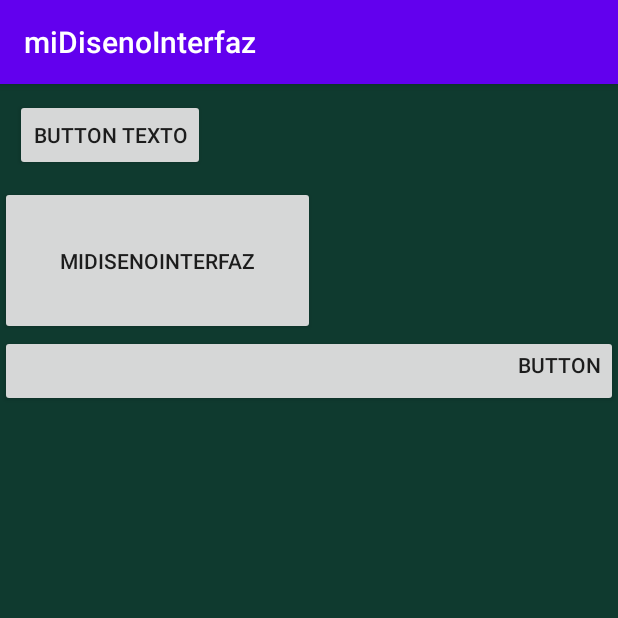
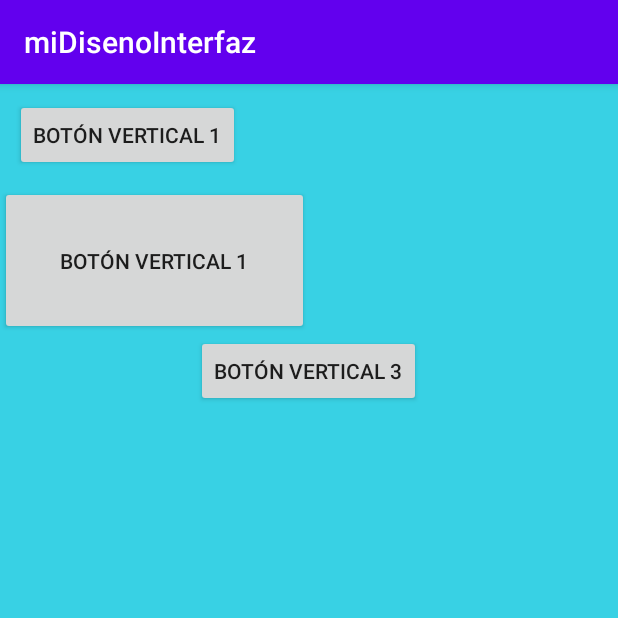
Before and after one commit to AlbertoAlvarezSanzW/miDisenoInterfaz, an Android app: the screen it shows after launch (MainActivity), on a phone screen of 412 x 824 dp, the top half of it. Run offline under Robolectric (Android 15) with nearby library versions, the phone set to English and light mode, and no system bars.

Commit message:
commit final

```diff
--- a/app/src/main/res/layout-land/activity_main.xml
+++ b/app/src/main/res/layout-land/activity_main.xml
@@ -11,27 +11,24 @@
 
     >
 
-
     <Button
         android:id="@+id/button1"
         android:layout_width="wrap_content"
         android:layout_height="wrap_content"
-        android:layout_margin="10dp"
-        android:text="Button texto" />
+        android:layout_weight="1"
+        android:text="@string/boton_1" />
 
     <Button
         android:id="@+id/button2"
         android:layout_width="wrap_content"
         android:layout_height="wrap_content"
-        android:padding="40dp"
-        android:text="@string/app_name" />
+        android:layout_weight="1"
+        android:text="@string/boton_1" />
 
     <Button
-        android:id="@+id/button3"
-        android:layout_width="match_parent"
+        android:id="@+id/button9"
+        android:layout_width="wrap_content"
         android:layout_height="wrap_content"
-        android:gravity="end"
-        android:text="Button" />
-
-
+        android:layout_weight="3"
+        android:text="@string/boton_3" />
 </LinearLayout>
--- a/app/src/main/res/layout/activity_main.xml
+++ b/app/src/main/res/layout/activity_main.xml
@@ -4,34 +4,32 @@
     xmlns:tools="http://schemas.android.com/tools"
     android:layout_width="match_parent"
     android:layout_height="match_parent"
-    android:background="#0F3A2F"
+    android:background="#38D1E4"
     android:orientation="vertical"
-
-    tools:context=".MainActivity"
-
-    >
-
+    tools:context=".MainActivity">
 
     <Button
-        android:id="@+id/button1"
+        android:id="@+id/Button1"
         android:layout_width="wrap_content"
         android:layout_height="wrap_content"
         android:layout_margin="10dp"
-        android:text="Button texto" />
+        android:text="@string/boton_vertical_1"
+
+        />
 
     <Button
-        android:id="@+id/button2"
+        android:id="@+id/Button2"
         android:layout_width="wrap_content"
         android:layout_height="wrap_content"
         android:padding="40dp"
-        android:text="@string/app_name" />
+        android:text="@string/boton_vertical_1" />
 
     <Button
-        android:id="@+id/button3"
-        android:layout_width="match_parent"
+        android:id="@+id/Button4"
+        android:layout_width="wrap_content"
         android:layout_height="wrap_content"
-        android:gravity="end"
-        android:text="Button" />
+        android:layout_gravity="center"
+        android:text="@string/boton_vertical_3" />
 
 
 </LinearLayout>
--- a/app/src/main/res/values/strings.xml
+++ b/app/src/main/res/values/strings.xml
@@ -1,3 +1,7 @@
 <resources>
     <string name="app_name">miDisenoInterfaz</string>
+    <string name="boton_vertical_1">Botón vertical 1</string>
+    <string name="boton_vertical_3">Botón vertical 3</string>
+    <string name="boton_1">Boton 1</string>
+    <string name="boton_3">Boton 3</string>
 </resources>
```
